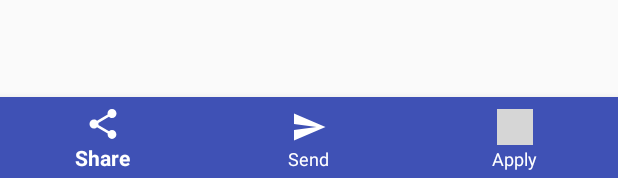
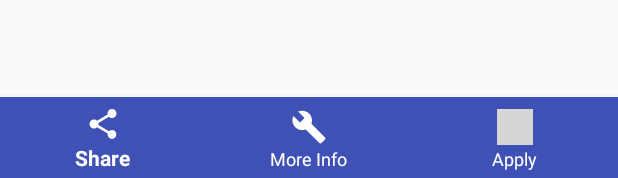
Before and after one commit to matt-falzon/LinkingTalent, an Android app: the layout fragment_view_job.xml on its own in the app's theme, with its tools: preview values and no code run, on a phone screen of 412 x 824 dp. Shown: the part 1055-1233 px from the top of the screen. Run offline under Robolectric (Android 15) with nearby library versions, the phone set to English and light mode, and no system bars; grey boxes are pictures that could not be loaded.

Commit message:
view job popup window
new more info window added to view job
create job now increases in multiples of 100

```diff
--- a/app/src/main/java/com/ridebooker/linkingtalent/CreateJobFragment.java
+++ b/app/src/main/java/com/ridebooker/linkingtalent/CreateJobFragment.java
@@ -129,7 +129,7 @@ public class CreateJobFragment extends Fragment implements
             @Override
             public void onProgressChanged(SeekBar seekBar, int progress, boolean fromUser)
             {
-                tvBounty.setText("$" + Integer.toString(progress));
+                tvBounty.setText("$" + Integer.toString(((progress + 99) / 100 ) * 100));
             }
 
             @Override
--- a/app/src/main/res/menu/view_job_bottom_navigation.xml
+++ b/app/src/main/res/menu/view_job_bottom_navigation.xml
@@ -8,10 +8,10 @@
         android:title="@string/view_job_menu_share"
         app:showAsAction="ifRoom" />
     <item
-        android:id="@+id/job_action_send"
+        android:id="@+id/job_action_info"
         android:enabled="true"
-        android:icon="@drawable/ic_menu_send"
-        android:title="@string/view_job_menu_send"
+        android:icon="@drawable/ic_menu_manage"
+        android:title="@string/view_job_menu_info"
         app:showAsAction="ifRoom" />
     <item
         android:id="@+id/job_action_apply"
--- a/app/src/main/res/values/strings.xml
+++ b/app/src/main/res/values/strings.xml
@@ -76,6 +76,6 @@
 
     <!--View job menu -->
     <string name="view_job_menu_share">Share</string>
-    <string name="view_job_menu_send">Send</string>
+    <string name="view_job_menu_info">More Info</string>
     <string name="view_job_menu_apply">Apply</string>
 </resources>
```
Also changed, not shown: app/src/main/java/com/ridebooker/linkingtalent/ViewJobFragment.java (+42 -10 lines), app/src/main/res/layout/view_job_info_popup.xml (added, +28 -0 lines), 15 other files.
